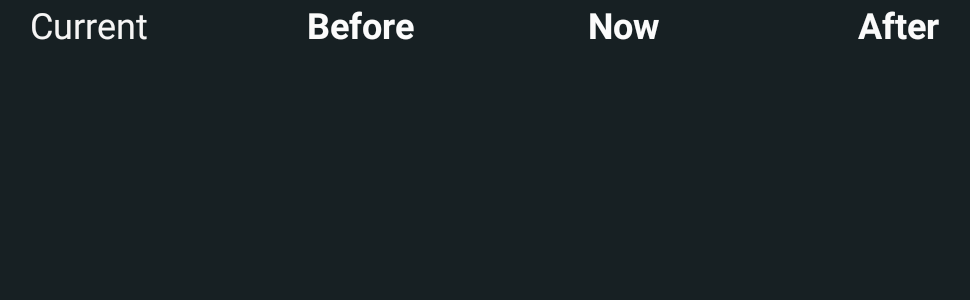
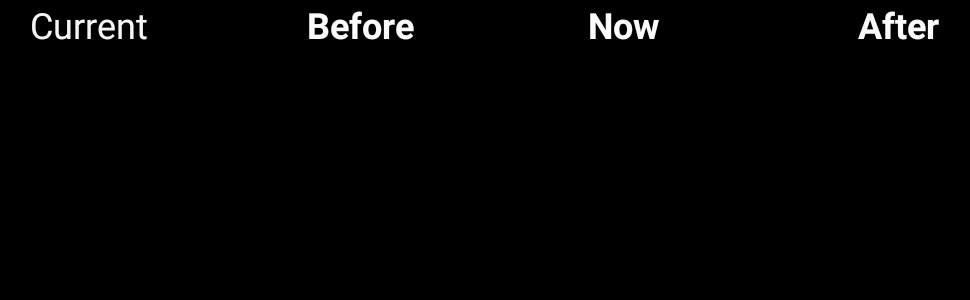
Before and after one commit to nhorman/WhenAndWhere, an Android app: the SimpleJustWhenActivity screen opened directly, with no data from a screen before it, on a phone screen of 824 x 412 dp (held sideways). Shown: the top 300 px of the screen, without its empty margins (48-1018 px from the left). Run offline under Robolectric (Android 15) with nearby library versions, the phone set to English and light mode, and no system bars; our stand-ins replace Room's generated code; 2 statements that could not run were skipped.

Commit message:
updating colors

```diff
--- a/app/src/main/java/com/thinkfreely/whenandwhere/SimpleJustWhenActivity.kt
+++ b/app/src/main/java/com/thinkfreely/whenandwhere/SimpleJustWhenActivity.kt
@@ -19,9 +19,9 @@ import android.view.View
 import android.widget.*
 import kotlinx.android.synthetic.main.activity_simple_just_when.*
 import kotlinx.coroutines.*
-import android.view.View.OnLongClickListener;
+import android.view.View.OnLongClickListener
 import android.view.ViewGroup
-import android.widget.ImageButton;
+import android.widget.ImageButton
 import androidx.core.view.children
 
 private class GamePanelDragListener(parent: SimpleJustWhenActivity) : View.OnDragListener {
@@ -36,7 +36,7 @@ private class GamePanelDragListener(parent: SimpleJustWhenActivity) : View.OnDra
                     return true
                 }
                 DragEvent.ACTION_DRAG_ENTERED -> {
-                    (v as FrameLayout).setBackgroundColor(Color.WHITE)
+                    (v as FrameLayout).setBackgroundColor(Color.GRAY)
                     v.invalidate()
                     //println("ENTERED")
                     return true
@@ -73,8 +73,6 @@ private class GamePanelDragListener(parent: SimpleJustWhenActivity) : View.OnDra
                     return true
                 }
             }
-        println("NO EVENT")
-        return false
     }
 }
 
@@ -111,7 +109,6 @@ class SimpleJustWhenActivity : AppCompatActivity() {
                 nowcard.setTag(R.id.simpleGameCard,ncard)
                 nowcard.addView(nowcard.getTag(R.id.simpleGameCardImageView) as ImageView)
 
-                val simple = findViewById(R.id.simpleBoard) as FrameLayout
                 val after = findViewById(R.id.afterAreaLayout) as FrameLayout
                 after.setOnDragListener(listener)
                 val before = findViewById(R.id.beforeAreaLayout) as FrameLayout
--- a/app/src/main/res/layout/activity_simple_just_when.xml
+++ b/app/src/main/res/layout/activity_simple_just_when.xml
@@ -4,7 +4,7 @@
     android:id="@+id/simpleBoard"
     android:layout_width="match_parent"
     android:layout_height="match_parent"
-    android:background="#172023"
+    android:background="#000000"
     tools:context=".SimpleJustWhenActivity">
 
     <!-- The primary full-screen view. This can be replaced with whatever view
@@ -23,13 +23,14 @@
             android:id="@+id/currentCardLayout"
             android:layout_width="181dp"
             android:layout_height="match_parent"
+            android:background="#000000"
             android:gravity="center">
 
             <TextView
                 android:id="@+id/CurrentTextView"
                 android:layout_width="match_parent"
                 android:layout_height="57dp"
-                android:text="Current"
+                android:text="@string/current"
                 android:textAlignment="center"
                 android:textColor="#F6F5F5"
                 android:textSize="24sp" />
@@ -38,13 +39,14 @@
         <FrameLayout
             android:id="@+id/beforeAreaLayout"
             android:layout_width="181dp"
-            android:layout_height="match_parent">
+            android:layout_height="match_parent"
+            android:background="#000000">
 
             <TextView
                 android:id="@+id/BeforeText"
                 android:layout_width="match_parent"
                 android:layout_height="59dp"
-                android:text="Before"
+                android:text="@string/before"
                 android:textAlignment="center"
                 android:textColor="#FBFBFB"
                 android:textSize="24sp"
@@ -54,13 +56,14 @@
         <FrameLayout
             android:id="@+id/nowLayout"
             android:layout_width="169dp"
-            android:layout_height="match_parent">
+            android:layout_height="match_parent"
+            android:background="#000000">
 
             <TextView
                 android:id="@+id/NowText"
                 android:layout_width="match_parent"
                 android:layout_height="61dp"
-                android:text="Now"
+                android:text="@string/now"
                 android:textAlignment="center"
                 android:textColor="#FBFBFB"
                 android:textSize="24sp"
@@ -70,13 +73,14 @@
         <FrameLayout
             android:id="@+id/afterAreaLayout"
             android:layout_width="match_parent"
-            android:layout_height="match_parent">
+            android:layout_height="match_parent"
+            android:background="#000000">
 
             <TextView
                 android:id="@+id/AfterText"
                 android:layout_width="match_parent"
                 android:layout_height="62dp"
-                android:text="After"
+                android:text="@string/after"
                 android:textAlignment="center"
                 android:textColor="#FAFAFA"
                 android:textSize="24sp"
--- a/app/src/main/res/values/strings.xml
+++ b/app/src/main/res/values/strings.xml
@@ -6,4 +6,8 @@
     <string name="title_activity_simple_just_when">FullscreenActivity</string>
     <string name="intro_music_epicness_by_music_today_80">Intro music - Epicness By Music Today 80</string>
     <string name="https_soundcloud_com_musictoday80_epic_music">https://soundcloud.com/musictoday80/epic-music</string>
+    <string name="current">Current</string>
+    <string name="before">Before</string>
+    <string name="now">Now</string>
+    <string name="after">After</string>
 </resources>
```
